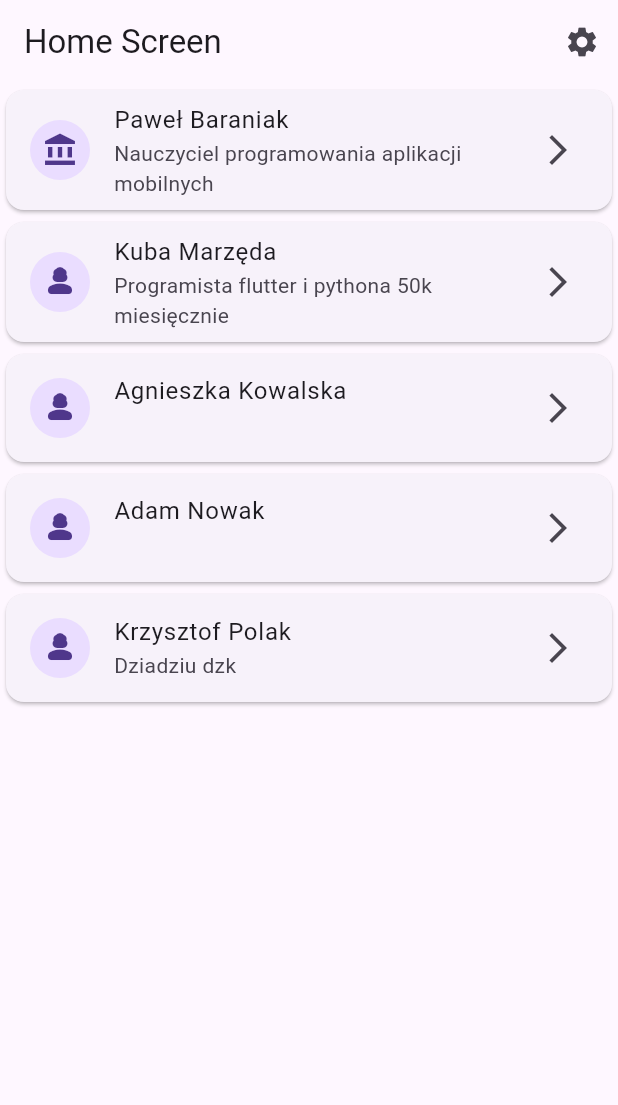
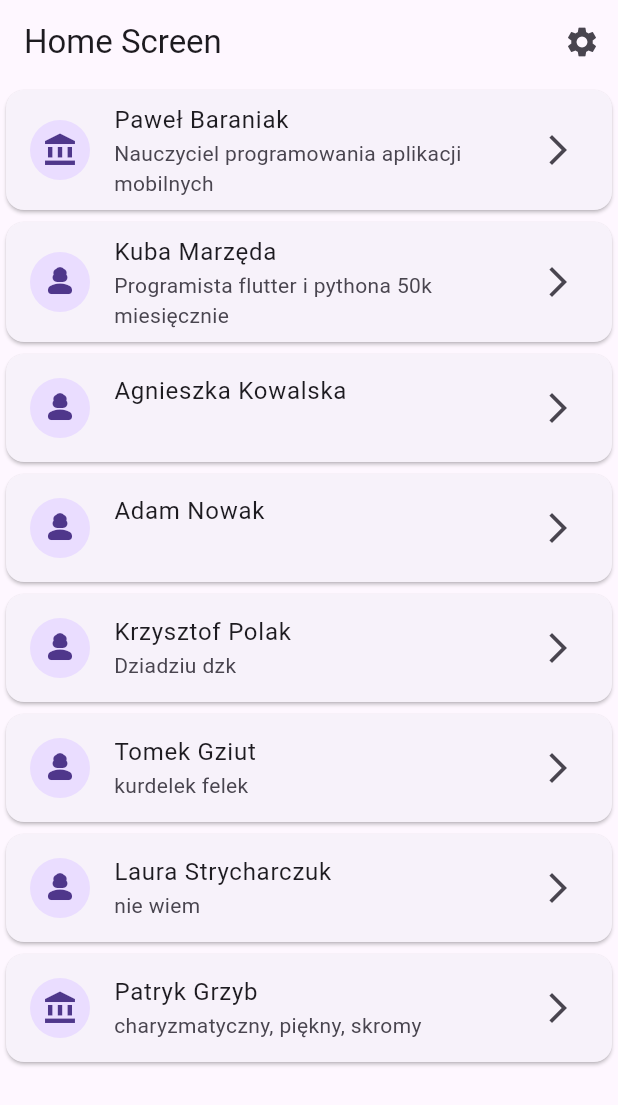
Before and after one commit to TheMalrok/flutter_login_auth_home_classes, a Flutter app: the HomeScreen screen opened directly, on a phone screen of 412 x 824 dp. Shown: the top 1105 px of the screen. Run offline on Flutter 3.47's test engine with Material 3 defaults, Android fonts, the phone set to English and light mode, and no system bars; our stand-ins replace like_button, shared_preferences; accounts and stored records are empty.

Commit message:
dodanie ekranu konkretnej osoby

```diff
--- a/lib/person_list.dart
+++ b/lib/person_list.dart
@@ -27,5 +27,22 @@ List<Person> personList = [
     isTeacher: false,
     surname: "Polak",
     description: "Dziadziu dzk",
-  )
+  ),
+  Person(
+      name: "Tomek",
+      surname: "Gziut",
+      isTeacher: false,
+      age: 18,
+      description: "kurdelek felek"),
+  Person(
+      name: "Laura",
+      surname: "Strycharczuk",
+      isTeacher: false,
+      description: "nie wiem",
+      age: 44),
+  Person(
+      name: "Patryk",
+      isTeacher: true,
+      surname: "Grzyb",
+      description: "charyzmatyczny, piękny, skromy")
 ];
--- a/lib/screens/home_screen.dart
+++ b/lib/screens/home_screen.dart
@@ -22,11 +22,19 @@ class _HomeScreenState extends State<HomeScreen> {
               icon: Icon(Icons.settings))
         ],
       ),
-      body: ListView.builder(
-        itemCount: personList.length,
-        itemBuilder: (BuildContext context, int index) {
-          return Item(person: personList[index]);
+      body: RefreshIndicator(
+        onRefresh: () {
+          setState(() {
+            personList.shuffle();
+          });
+          return Future.value(true);
         },
+        child: ListView.builder(
+          itemCount: personList.length,
+          itemBuilder: (BuildContext context, int index) {
+            return Item(person: personList[index]);
+          },
+        ),
       ),
     );
   }
--- a/lib/widgets/item_widget.dart
+++ b/lib/widgets/item_widget.dart
@@ -1,5 +1,6 @@
 import 'package:flutter/material.dart';
 import 'package:flutter_application_1/classes/person.dart';
+import 'package:flutter_application_1/screens/person_screen.dart';
 
 class Item extends StatelessWidget {
   final Person person;
@@ -11,6 +12,11 @@ class Item extends StatelessWidget {
   @override
   Widget build(BuildContext context) {
     return Card(
+      child: InkWell(
+        onTap: () {
+          Navigator.of(context).push(MaterialPageRoute(
+              builder: (context) => PersonScreen(person: person)));
+        },
         child: ListTile(
           leading: CircleAvatar(
               child: Icon(person.isTeacher
@@ -20,6 +26,7 @@ class Item extends StatelessWidget {
           subtitle: Text(person.description ?? ''),
           trailing: Icon(Icons.arrow_forward_ios),
         ),
+      ),
     );
   }
 }
```
Also changed, not shown: lib/screens/person_screen.dart (added, +50 -0 lines). Lines whose indentation alone changed are shown as unchanged.
